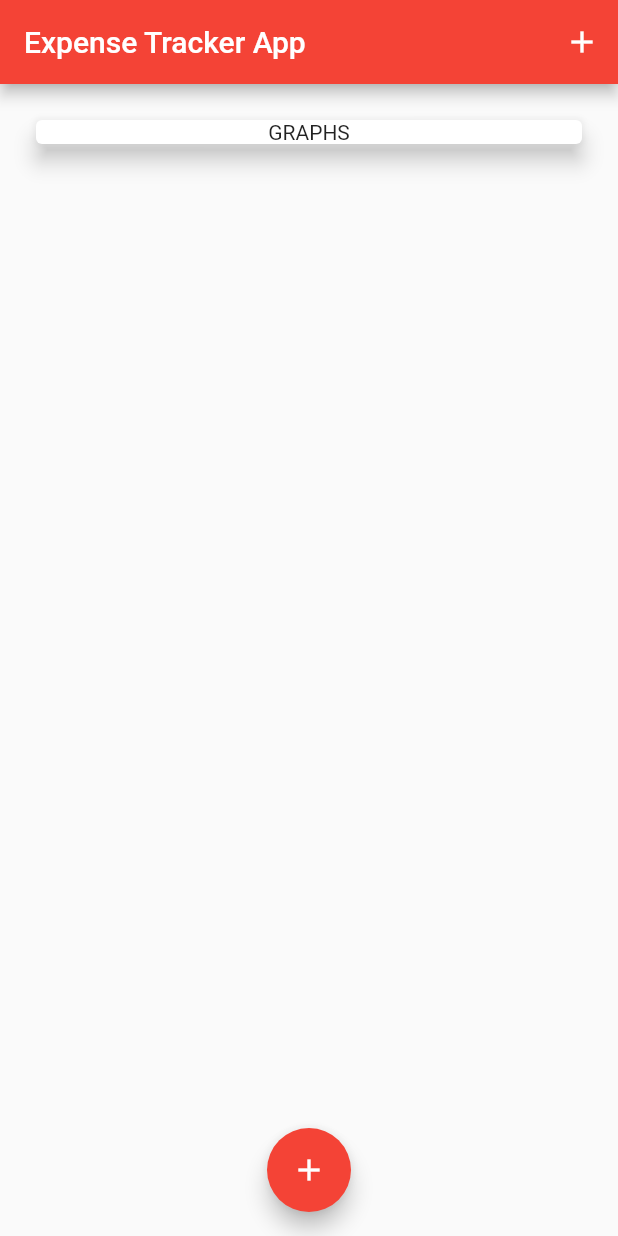
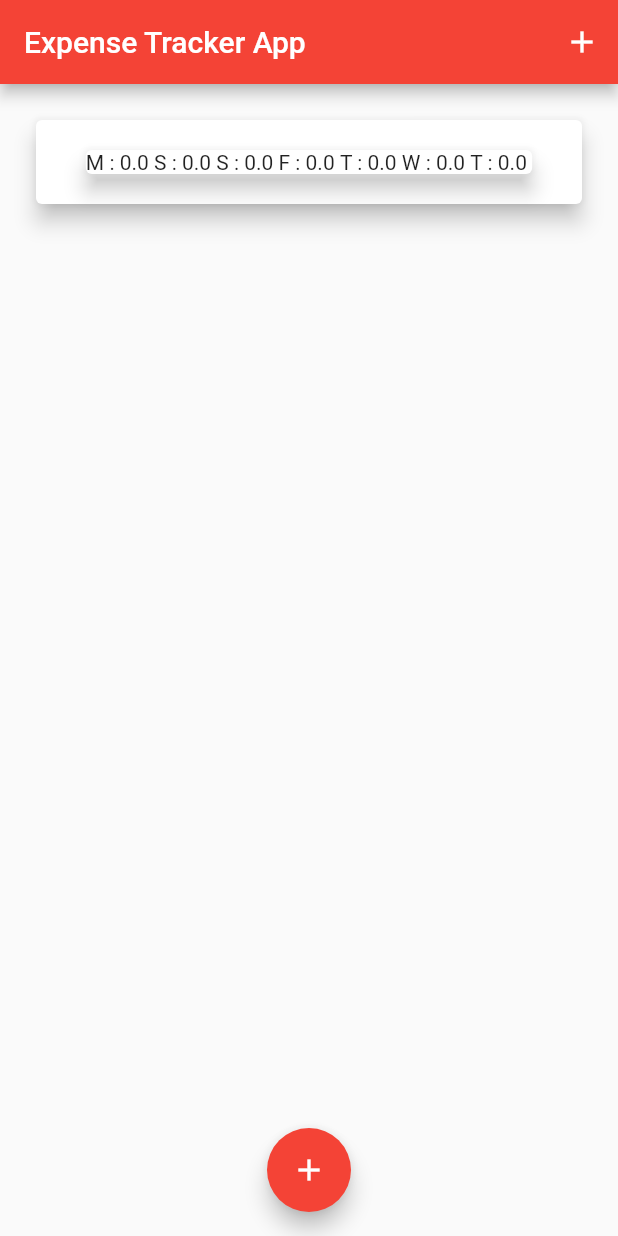
Before and after one commit to SayantanBanerjee16/ExpenseTrackerApp, a Flutter app: the screen it shows after launch, on a phone screen of 412 x 824 dp. Run offline on Flutter 3.47's test engine with Material 2 defaults, Android fonts, the phone set to English and light mode, and no system bars; our stand-ins replace toast.

Commit message:
Expense calculated over last 7 days

```diff
--- /dev/null
+++ b/lib/widgets/chart.dart
@@ -0,0 +1,45 @@
+import 'package:flutter/rendering.dart';
+
+import '../model/Transaction.dart';
+import 'package:intl/intl.dart';
+import 'package:flutter/material.dart';
+
+class chart extends StatelessWidget {
+  final List<Transaction> recentTransaction;
+
+  chart(this.recentTransaction);
+
+  List<Map<String, Object>> get groupedTransactionValues {
+    return List.generate(7, (index) {
+      final weekDay = DateTime.now().subtract(
+        Duration(days: index),
+      );
+      double totalSum = 0;
+      for (var i = 0; i < recentTransaction.length; i++) {
+        if (recentTransaction[i].date.day == weekDay.day &&
+            recentTransaction[i].date.month == weekDay.month &&
+            recentTransaction[i].date.year == weekDay.year) {
+          totalSum += recentTransaction[i].amount;
+        }
+      }
+
+      return {'day': DateFormat.E().format(weekDay).substring(0,1), 'amount': totalSum};
+    });
+  }
+
+  @override
+  Widget build(BuildContext context) {
+    return Card(
+      margin: EdgeInsets.all(20),
+      elevation: 6,
+      child: SingleChildScrollView(
+        scrollDirection: Axis.horizontal,
+        child: Row(
+          children: groupedTransactionValues.map((data) {
+              return Text('${data['day']} : ${data['amount']} ');
+          }).toList()
+        ),
+      ),
+    );
+  }
+}
--- a/lib/widgets/main.dart
+++ b/lib/widgets/main.dart
@@ -2,6 +2,7 @@ import './new_transaction.dart';
 import './transaction_list.dart';
 import 'package:flutter/material.dart';
 import '../model/Transaction.dart';
+import './chart.dart';
 
 void main() {
   runApp(MyApp());
@@ -27,6 +28,12 @@ class MyHomePage extends StatefulWidget {
 class _MyHomePageState extends State<MyHomePage> {
 
   final List<Transaction> items = [];
+
+  List<Transaction> get _recentItems {
+    return items.where((element) {
+      return element.date.isAfter(DateTime.now().subtract(Duration(days: 7)));
+    }).toList();
+  }
 
   void addList(String title, String amount) {
     setState(() {
@@ -75,7 +82,7 @@ class _MyHomePageState extends State<MyHomePage> {
                   child: Card(
                     elevation: 6,
                     child: Center(
-                      child: Text('GRAPHS'),
+                      child: chart(_recentItems)
                     ),
                   ),
                 ),
```
Also changed, not shown: lib/widgets/Chart.dart (deleted).
